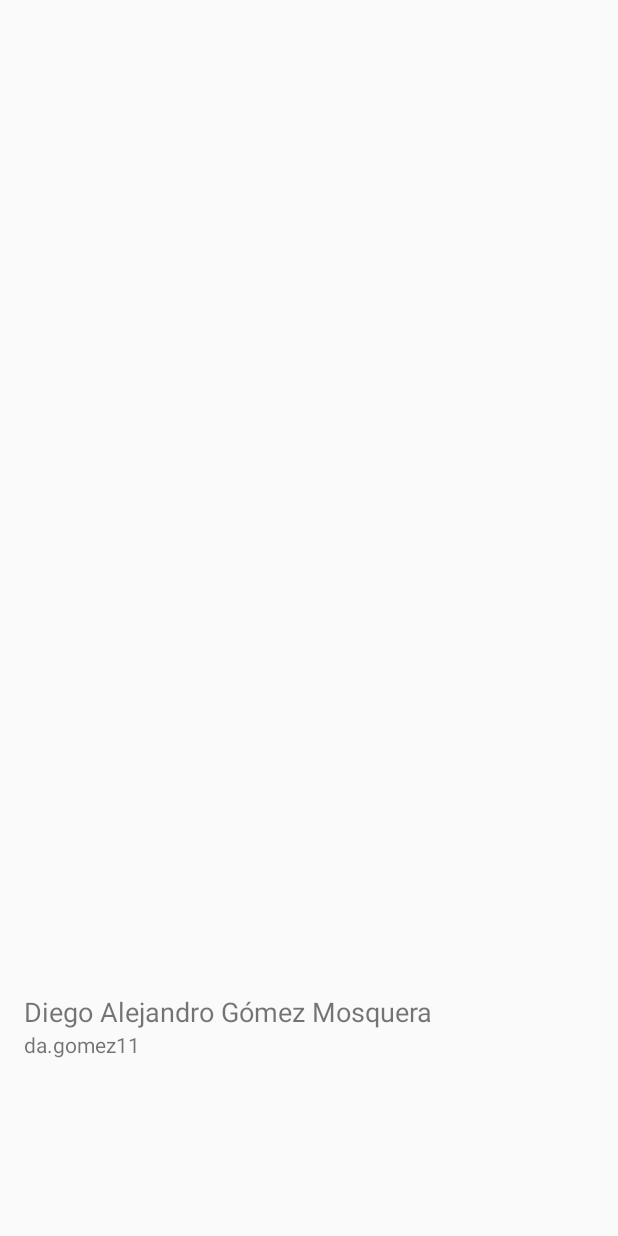
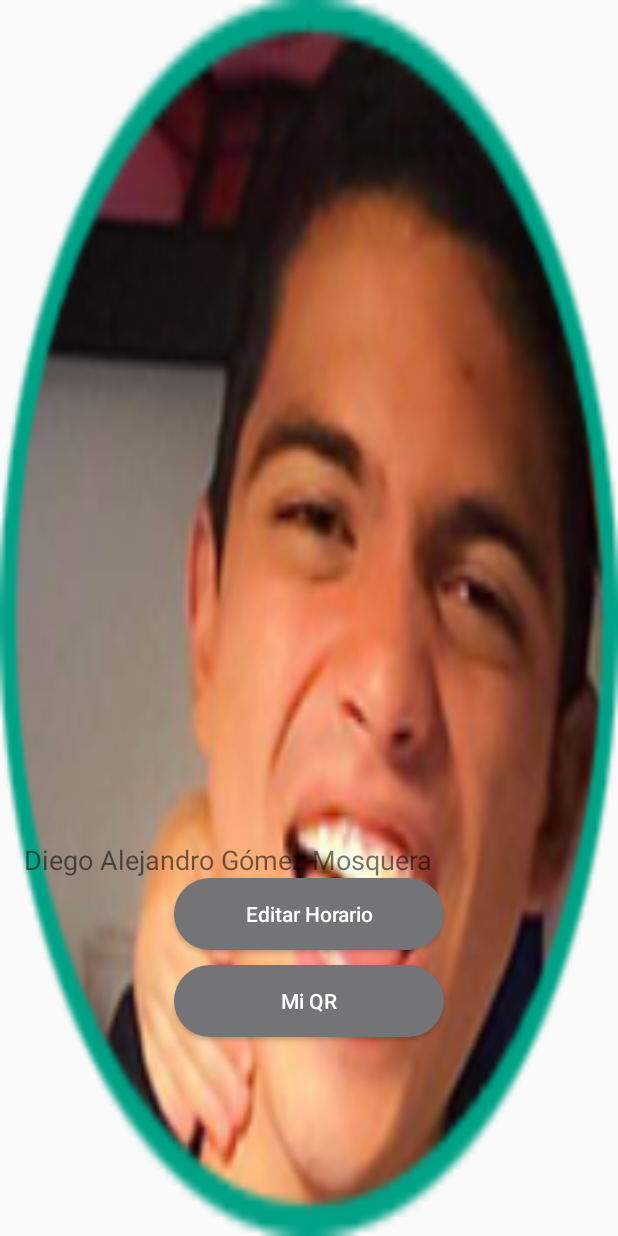
Before and after one commit to EnHueco/AndroidEnHueco, an Android app: the layout fragment_my_profile.xml on its own in the app's theme, with its tools: preview values and no code run, on a phone screen of 412 x 824 dp. Run offline under Robolectric (Android 15) with nearby library versions, the phone set to English and light mode, and no system bars; network calls fail.

Commit message:
Attempt to fix profile layouts

```diff
--- a/app/src/main/res/drawable/rounded_button.xml
+++ b/app/src/main/res/drawable/rounded_button.xml
@@ -1,8 +1,8 @@
 <shape xmlns:android="http://schemas.android.com/apk/res/android"
        android:shape="rectangle">
-    <solid android:color="#eeffffff" />
-    <corners android:bottomRightRadius="8dp"
-             android:bottomLeftRadius="8dp"
-             android:topRightRadius="8dp"
-             android:topLeftRadius="8dp"/>
+    <solid android:color="#747375" />
+    <corners android:bottomRightRadius="25dp"
+             android:bottomLeftRadius="25dp"
+             android:topRightRadius="25dp"
+             android:topLeftRadius="25dp"/>
 </shape>
--- a/app/src/main/res/layout/fragment_my_profile.xml
+++ b/app/src/main/res/layout/fragment_my_profile.xml
@@ -1,18 +1,21 @@
+<?xml version="1.0" encoding="utf-8"?>
 <LinearLayout xmlns:android="http://schemas.android.com/apk/res/android"
               xmlns:tools="http://schemas.android.com/tools"
               android:layout_width="match_parent"
               android:layout_height="match_parent"
               tools:context="com.diegoalejogm.enhueco.View.FriendDetailActivity"
               android:orientation="vertical"
+	          android:background="@drawable/esteban"
 		>
 
 	<ImageView
 			android:layout_width="fill_parent"
-			android:layout_height="0dp"
+			android:layout_height="wrap_content"
 			android:id="@+id/profileImageImageView"
 			android:scaleType="centerCrop"
 			android:layout_margin="0dp"
 	        android:layout_weight="1"
+
 			/>
 
 	<LinearLayout
@@ -34,12 +37,29 @@
 				android:maxLines="2"
 				android:id="@+id/fullNameTextView"/>
 
-		<TextView
-				android:layout_width="wrap_content"
-				android:layout_height="wrap_content"
-				android:textSize="14sp"
-				android:text="da.gomez11"
-				android:id="@+id/usernameTextView"/>
+		<Button
+			android:layout_width="270px"
+			android:layout_height="wrap_content"
+			android:id="@+id/editSchedule"
+			android:text="Editar Horario"
+			android:padding="10dp"
+			android:layout_gravity="center"
+			android:background="@drawable/rounded_button"
+			android:textColor="#ffffff"
+			android:textAllCaps="false"
+			android:layout_marginBottom="10dp" />
+
+		<Button
+			android:layout_width="270px"
+			android:layout_height="wrap_content"
+			android:id="@+id/myQR"
+			android:text="Mi QR"
+			android:padding="10dp"
+			android:layout_gravity="center"
+			android:background="@drawable/rounded_button"
+			android:textColor="#ffffff"
+			android:textAllCaps="false"
+			android:layout_marginBottom="30dp" />
 	</LinearLayout>
 
 </LinearLayout>
```
Also changed, not shown: app/src/main/res/drawable/esteban.png (added), 1 other file.
